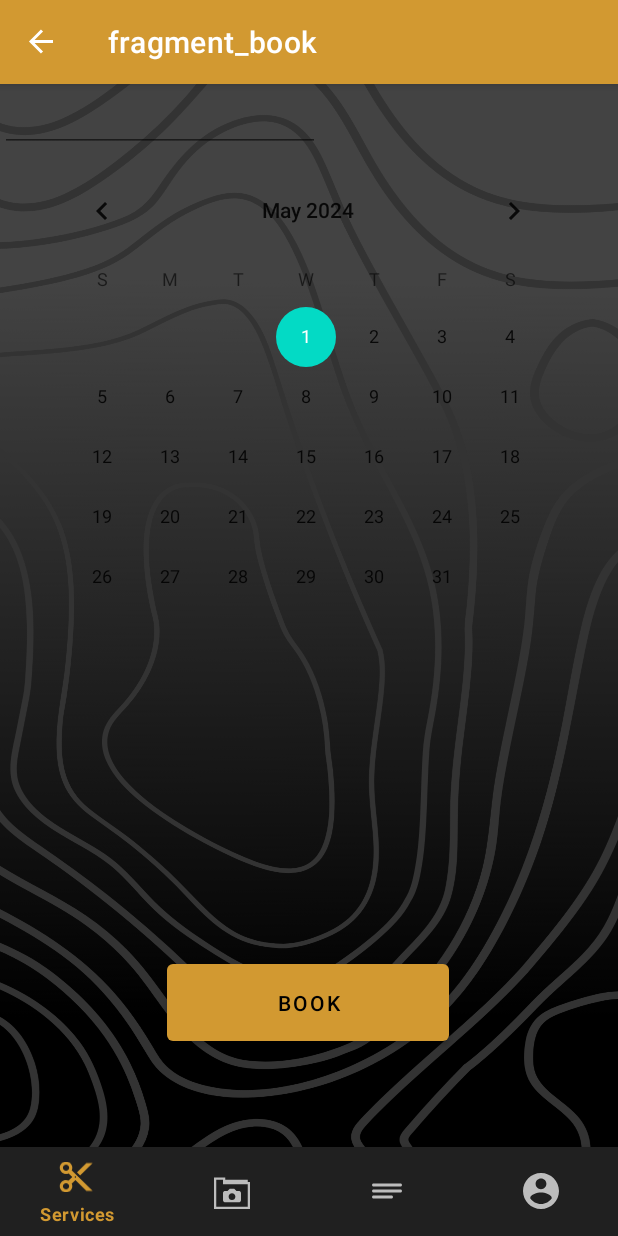
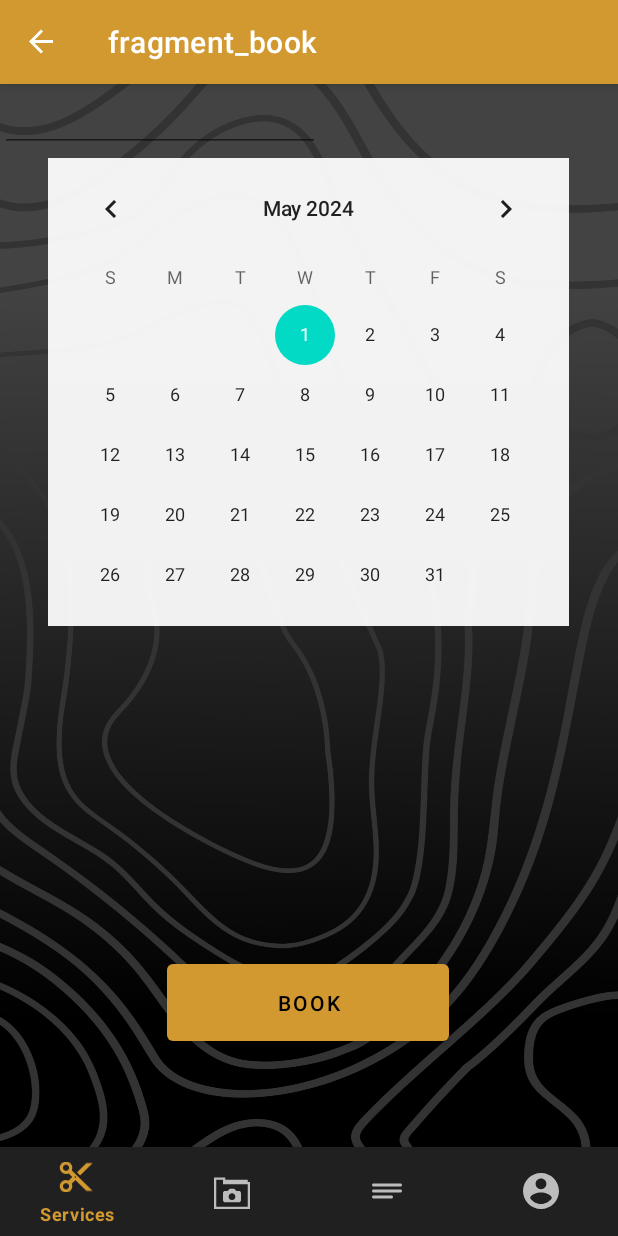
Before and after one commit to avi53/Barber_Mobile_Application, an Android app: the BookFragment screen opened through its navigation route, on a phone screen of 412 x 824 dp. Run offline under Robolectric (Android 15) with nearby library versions, the phone set to English and light mode, and no system bars; our stand-ins replace navigation-ui.

Commit message:
Added Booking page and sample booking app.

```diff
--- a/app/src/main/java/edu/tacoma/uw/barber_mobile_application/BookFragment.java
+++ b/app/src/main/java/edu/tacoma/uw/barber_mobile_application/BookFragment.java
@@ -7,23 +7,13 @@ import androidx.fragment.app.Fragment;
 import android.view.LayoutInflater;
 import android.view.View;
 import android.view.ViewGroup;
+import android.widget.Button;
+import android.widget.Toast;
 
 /**
- * A simple {@link Fragment} subclass.
- * Use the {@link BookFragment#newInstance} factory method to
  * create an instance of this fragment.
  */
 public class BookFragment extends Fragment {
-
-    // TODO: Rename parameter arguments, choose names that match
-    // the fragment initialization parameters, e.g. ARG_ITEM_NUMBER
-    private static final String ARG_PARAM1 = "param1";
-    private static final String ARG_PARAM2 = "param2";
-
-    // TODO: Rename and change types of parameters
-    private String mParam1;
-    private String mParam2;
-
     public BookFragment() {
         // Required empty public constructor
     }
@@ -31,34 +21,36 @@ public class BookFragment extends Fragment {
     /**
      * Use this factory method to create a new instance of
      * this fragment using the provided parameters.
-     *
-     * @param param1 Parameter 1.
-     * @param param2 Parameter 2.
      * @return A new instance of fragment BookFragment.
      */
-    // TODO: Rename and change types and number of parameters
     public static BookFragment newInstance(String param1, String param2) {
         BookFragment fragment = new BookFragment();
-        Bundle args = new Bundle();
-        args.putString(ARG_PARAM1, param1);
-        args.putString(ARG_PARAM2, param2);
-        fragment.setArguments(args);
         return fragment;
     }
 
     @Override
     public void onCreate(Bundle savedInstanceState) {
         super.onCreate(savedInstanceState);
-        if (getArguments() != null) {
-            mParam1 = getArguments().getString(ARG_PARAM1);
-            mParam2 = getArguments().getString(ARG_PARAM2);
-        }
     }
 
     @Override
     public View onCreateView(LayoutInflater inflater, ViewGroup container,
                              Bundle savedInstanceState) {
+
+        View view = inflater.inflate(R.layout.fragment_book, container, false);
+
+        // Find the button in your layout
+        Button bookButton = view.findViewById(R.id.bookButton);
+
+        // Set click listener for the button
+        bookButton.setOnClickListener(new View.OnClickListener() {
+            @Override
+            public void onClick(View v) {
+                Toast.makeText(getContext(), "Date Booked Successfully!", Toast.LENGTH_SHORT).show();
+            }
+        });
+
         // Inflate the layout for this fragment
-        return inflater.inflate(R.layout.fragment_book, container, false);
+        return view;
     }
 }
--- a/app/src/main/res/layout/fragment_book.xml
+++ b/app/src/main/res/layout/fragment_book.xml
@@ -8,7 +8,7 @@
     tools:context=".BookFragment" >
 
     <Button
-        android:id="@+id/button7"
+        android:id="@+id/bookButton"
         android:layout_width="188dp"
         android:layout_height="63dp"
         android:text="Book"
@@ -22,8 +22,9 @@
 
     <CalendarView
         android:id="@+id/calendarView"
-        android:layout_width="360dp"
-        android:layout_height="301dp"
+        android:layout_width="347dp"
+        android:layout_height="312dp"
+        android:background="#BFFFFFFF"
         app:layout_constraintBottom_toBottomOf="parent"
         app:layout_constraintEnd_toEndOf="parent"
         app:layout_constraintHorizontal_bias="0.491"
--- a/app/src/main/res/layout/fragment_options.xml
+++ b/app/src/main/res/layout/fragment_options.xml
@@ -68,7 +68,7 @@
         app:layout_constraintVertical_bias="0.368" />
 
     <Button
-        android:id="@+id/button8"
+        android:id="@+id/submitButton"
         android:layout_width="wrap_content"
         android:layout_height="wrap_content"
         android:text="Submit"
```
Also changed, not shown: app/src/main/java/edu/tacoma/uw/barber_mobile_application/OptionsFragment.java (+22 -18 lines).
